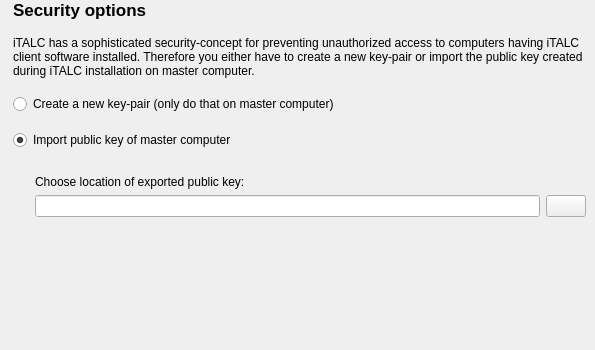
Qt form setup/dialogs/page_security_options.ui (veyon/veyon) before a commit.
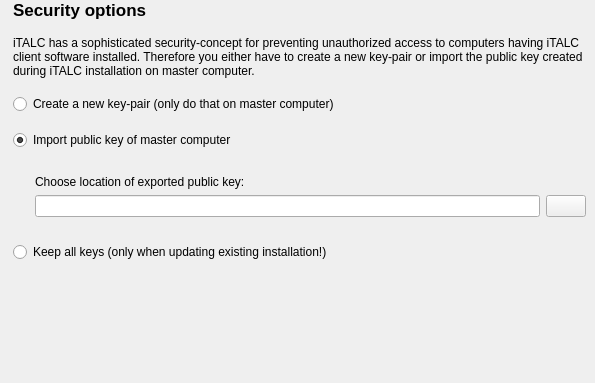
The same form after that commit. Icons and pictures are not drawn.

What changed in the file:
```diff
--- a/setup/dialogs/page_security_options.ui
+++ b/setup/dialogs/page_security_options.ui
@@ -6,7 +6,7 @@
     <x>0</x>
     <y>0</y>
     <width>595</width>
-    <height>350</height>
+    <height>383</height>
    </rect>
   </property>
   <layout class="QHBoxLayout" >
@@ -146,6 +146,13 @@
        </layout>
       </widget>
      </item>
+     <item>
+      <widget class="QRadioButton" name="keepKeysRadioButton" >
+       <property name="text" >
+        <string>Keep all keys (only when updating existing installation!)</string>
+       </property>
+      </widget>
+     </item>
      <item>
       <spacer>
        <property name="orientation" >
```
